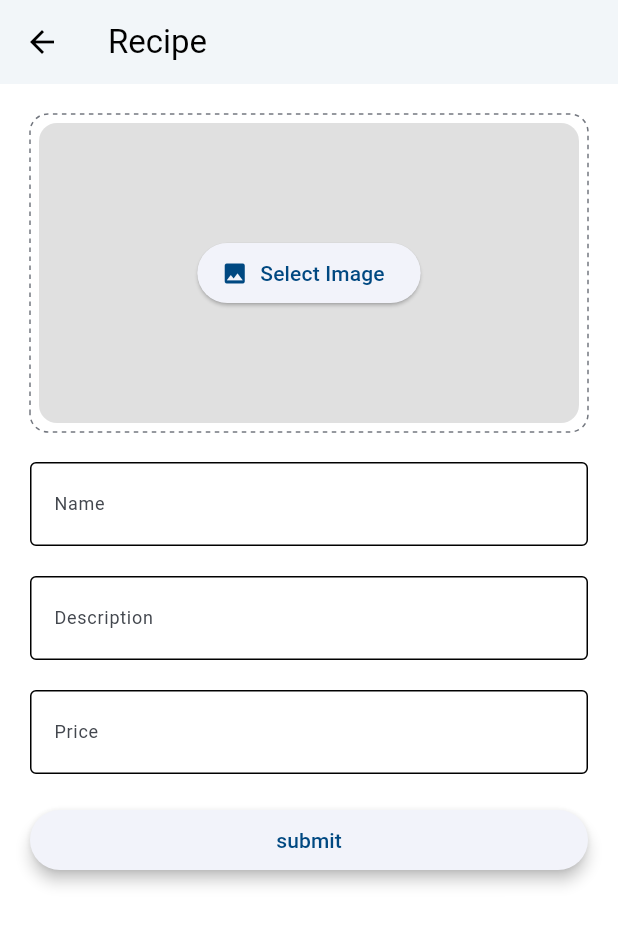
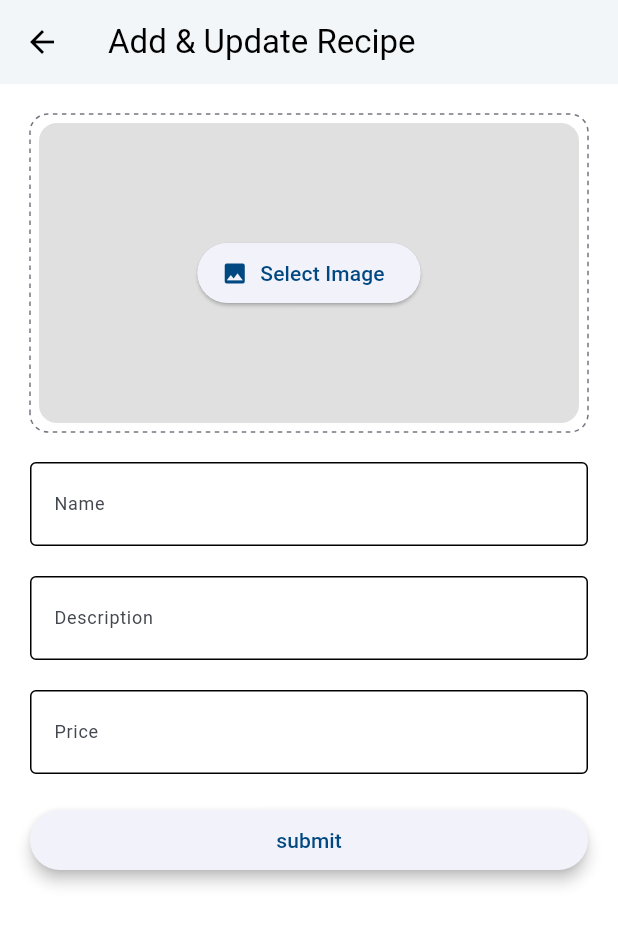
Before and after one commit to priyaranjan12345/foodibizz, a Flutter app: the AddUpdateRecipeScreen screen opened directly, on a phone screen of 412 x 824 dp. Shown: the top 925 px of the screen. Run offline on Flutter 3.47's test engine with Material 2 defaults, Android fonts, the phone set to English and light mode, and no system bars; drawn by our look-alikes of dotted_border; our stand-ins replace auto_route, cached_network_image, dio, flex_color_scheme, flutter_riverpod, fluttertoast and 5 more; missing offline and left inert: dio_smart_retry, talker_dio_logger; accounts and stored records are empty; generated files the repository leaves out were written again.

Commit message:
adding new branch

```diff
--- a/lib/src/features/dashboard/screen/add_update_recipe_screen.dart
+++ b/lib/src/features/dashboard/screen/add_update_recipe_screen.dart
@@ -27,7 +27,7 @@ class _AddUpdateRecipeScreenState extends State<AddUpdateRecipeScreen> {
   Widget build(BuildContext context) {
     return Scaffold(
       appBar: AppBar(
-        title: const Text("Recipe"),
+        title: const Text("Add & Update Recipe"),
       ),
       body: Form(
         child: ListView(
```
